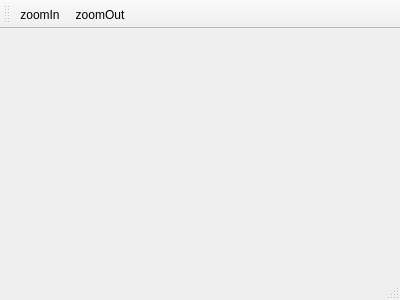
The window that mainwindow.ui (xtfllbl/qjdRose) describes before a commit, drawn with Qt 5.
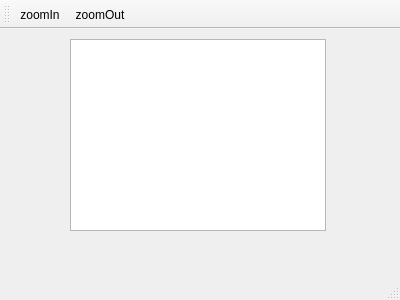
The same window after the commit.

Patch:
```diff
--- a/mainwindow.ui
+++ b/mainwindow.ui
@@ -13,7 +13,18 @@
   <property name="windowTitle">
    <string>MainWindow</string>
   </property>
-  <widget class="QWidget" name="centralWidget"/>
+  <widget class="QWidget" name="centralWidget">
+   <widget class="QTableWidget" name="tableWidget">
+    <property name="geometry">
+     <rect>
+      <x>70</x>
+      <y>10</y>
+      <width>256</width>
+      <height>192</height>
+     </rect>
+    </property>
+   </widget>
+  </widget>
   <widget class="QMenuBar" name="menuBar">
    <property name="geometry">
     <rect>
```
